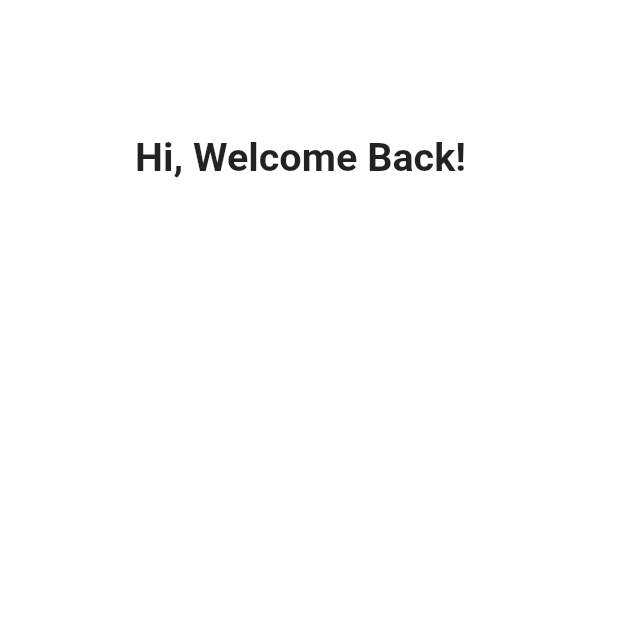
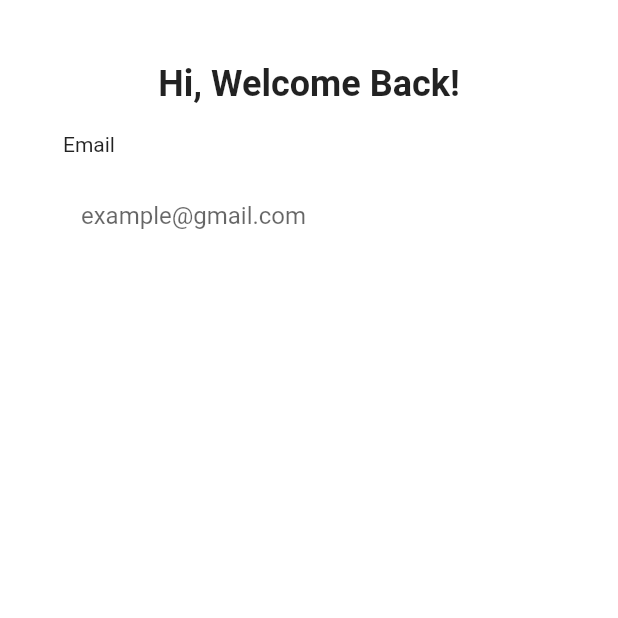
Before and after one commit to nguyendangvu221/library_management_system, a Flutter app: the screen it shows after launch, on a phone screen of 412 x 824 dp, the top half of it. Run offline on Flutter 3.47's test engine with Material 2 defaults, Android fonts, the phone set to English and light mode, and no system bars; our stand-ins replace flutter_screenutil, get, permission_handler; missing offline and left inert: dart:ffi.

Commit message:
email
thanh nhập email

```diff
--- a/lib/presentation/journey/login/login_screen.dart
+++ b/lib/presentation/journey/login/login_screen.dart
@@ -15,16 +15,45 @@ class LoginScreen extends GetView<LoginController> {
       backgroundColor: AppColors.white,
       body: SafeArea(
         child:Padding(
-          padding: EdgeInsets.all(90),
+          padding: EdgeInsets.all(42),
           child: Column(
-            crossAxisAlignment: CrossAxisAlignment.center,
+
+            crossAxisAlignment: CrossAxisAlignment.start,
             children: [
-              Text('Hi, Welcome Back!',
-              style: TextStyle(
-                fontSize: 24.sp,
-                fontWeight: FontWeight.w700
+              Container(
+                alignment: Alignment.bottomCenter,
+                child: Text('Hi, Welcome Back!',
+                textAlign: TextAlign.left,
+                style: TextStyle(
+                  fontSize: 24,
+                  fontWeight: FontWeight.w700,
 
-              ),),
+                ),),
+              ),
+              SizedBox(height: 18.h,),
+              Text('Email',textAlign: TextAlign.left,),
+              SizedBox(height: 10,),
+              TextField(
+                decoration: InputDecoration(
+                  border: OutlineInputBorder(
+                    borderRadius:BorderRadius.circular(11.r),
+                    borderSide: BorderSide(
+                      color: Color(0x00000000,),
+                      width: 0,
+                    ),
+                    ),
+                    enabledBorder: OutlineInputBorder(
+                    borderRadius:BorderRadius.circular(10.r),
+                    borderSide: BorderSide(
+                      color: Color(0x00000000,),
+                      width: 0,
+                    ),
+                    ),
+                    filled: true,
+                    fillColor: Color(0xFFFFFFFF),
+                    hintText: 'example@gmail.com',
+                ),
+              ),
             ]),
         ),),
 
```
